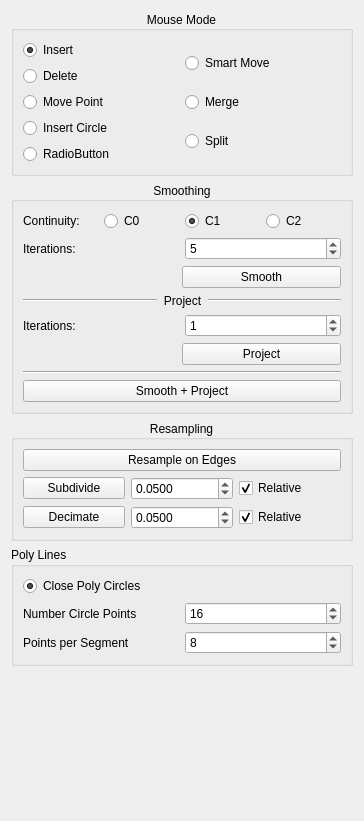
This is Plugin-PolyLine/polylineToolbar.ui in ShenRen/OpenFlipper as Qt 5 draws it before an edit. The edited form follows.
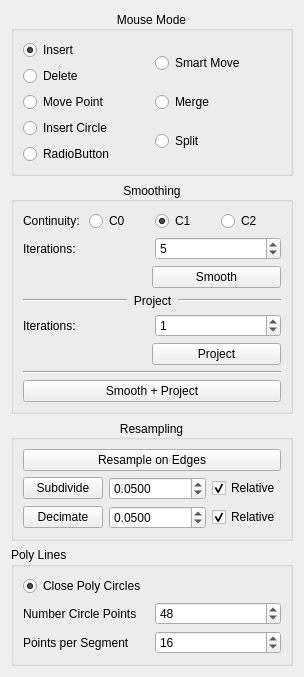
This is the edited form.

Commit message: Plugin-PolyLine: Changed sampling defaults for splines and circles.

What changed in the file:
```diff
--- a/Plugin-PolyLine/polylineToolbar.ui
+++ b/Plugin-PolyLine/polylineToolbar.ui
@@ -2,14 +2,6 @@
 <ui version="4.0">
  <class>PolyLineToolbar</class>
  <widget class="QWidget" name="PolyLineToolbar">
-  <property name="geometry">
-   <rect>
-    <x>0</x>
-    <y>0</y>
-    <width>364</width>
-    <height>821</height>
-   </rect>
-  </property>
   <property name="sizePolicy">
    <sizepolicy hsizetype="MinimumExpanding" vsizetype="MinimumExpanding">
     <horstretch>0</horstretch>
@@ -554,7 +546,7 @@
         <item>
          <widget class="QSpinBox" name="sb_CirclePointNum">
           <property name="value">
-           <number>16</number>
+           <number>48</number>
           </property>
          </widget>
         </item>
@@ -575,7 +567,7 @@
         <item>
          <widget class="QSpinBox" name="sb_SplineSegNum">
           <property name="value">
-           <number>8</number>
+           <number>16</number>
           </property>
          </widget>
         </item>
```
